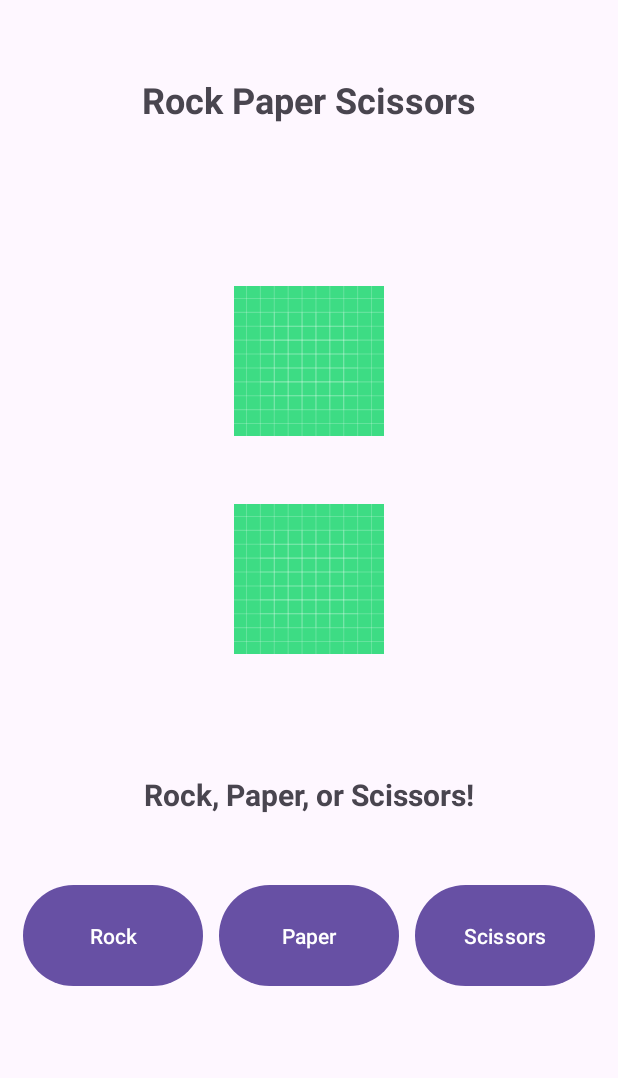
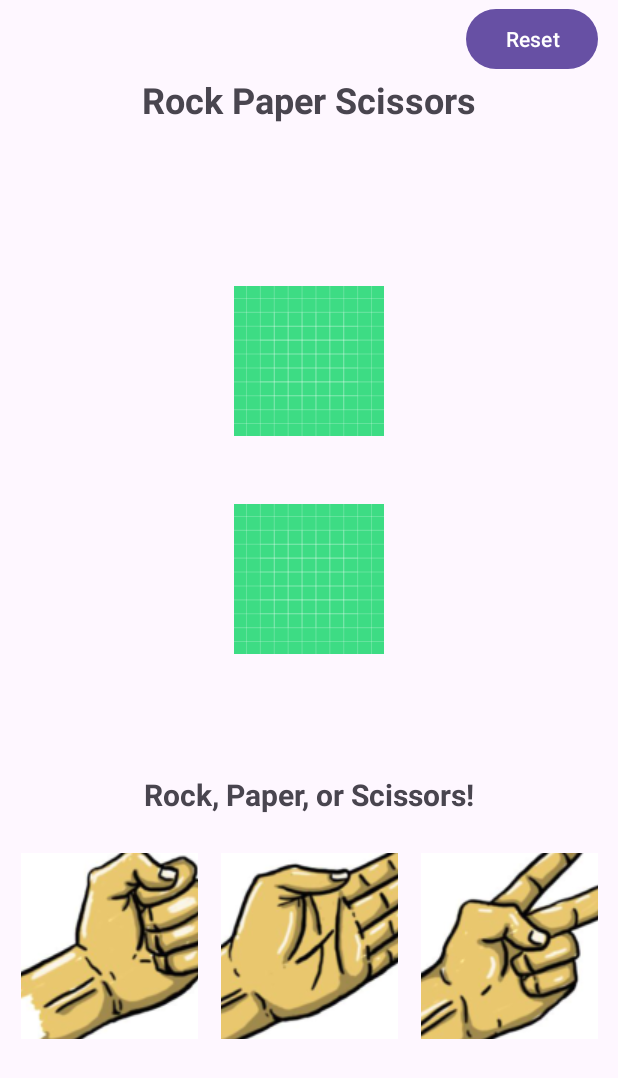
Before and after one commit to D-Barnes-CS/Rock-Paper-Scissors, an Android app: the screen it shows after launch (MainActivity), on a phone screen of 412 x 824 dp. Shown: the top 1078 px of the screen. Run offline under Robolectric (Android 15) with nearby library versions, the phone set to English and light mode, and no system bars; 2 statements that could not run were skipped.

Commit message:
reset button updated rock paper scissors button for images kept score hide reset button and disable rock paper scissors button

```diff
--- a/app/src/main/java/com/example/rock_paper_scissors/MainActivity.kt
+++ b/app/src/main/java/com/example/rock_paper_scissors/MainActivity.kt
@@ -1,7 +1,9 @@
 package com.example.rock_paper_scissors
 
 import android.os.Bundle
+import android.view.View
 import android.widget.Button
+import android.widget.ImageButton
 import android.widget.ImageView
 import android.widget.TextView
 import androidx.appcompat.app.AppCompatActivity
@@ -13,6 +15,15 @@ class MainActivity : AppCompatActivity() {
     private lateinit var computerChoice: ImageView
     private lateinit var results: TextView
 
+    private lateinit var imgBtnRock: Button
+    private lateinit var imgBtnPaper: Button
+    private lateinit var imgBtnScissors: Button
+    private lateinit var btnReset: Button
+
+    private var userScore: Int = 0
+    private var computerScore: Int = 0
+
+
     override fun onCreate(savedInstanceState: Bundle?) {
         super.onCreate(savedInstanceState)
         setContentView(R.layout.activity_main)
@@ -21,13 +32,16 @@ class MainActivity : AppCompatActivity() {
         computerChoice = findViewById(R.id.computerChoice)
         results = findViewById(R.id.results)
 
-        val btnRock = findViewById<Button>(R.id.btnRock)
-        val btnPaper = findViewById<Button>(R.id.btnPaper)
-        val btnScissors = findViewById<Button>(R.id.btnScissors)
+        val btnRock = findViewById<ImageButton>(R.id.imgBtnRock)
+        val btnPaper = findViewById<ImageButton>(R.id.imgBtnPaper)
+        val btnScissors = findViewById<ImageButton>(R.id.imgBtnScissors)
 
         btnRock.setOnClickListener { play("rock") }
         btnPaper.setOnClickListener { play("paper") }
         btnScissors.setOnClickListener { play("scissors") }
+        btnReset.setOnClickListener {reset()}
+
+        btnReset.visibility = View.GONE
     }
 
     private fun play(playerMove: String) {
@@ -41,6 +55,8 @@ class MainActivity : AppCompatActivity() {
 
         val result = winner(playerMove, computerMove)
         results.text = result
+
+        checkWinner()
     }
 
     private fun getImages(choice: String): Int {
@@ -58,10 +74,40 @@ class MainActivity : AppCompatActivity() {
         } else if ((playerMove == "rock" && computerMove == "scissors") ||
             (playerMove == "scissors" && computerMove == "paper") ||
             (playerMove == "paper" && computerMove == "rock")) {
+            userScore++
             "You Win!"
+
         } else {
+            computerScore++
             "You Lose!"
         }
+    }
+
+    private fun checkWinner() {
+        if (userScore == 10 || computerScore == 10) {
+            results.text = if (userScore == 10) {
+                "Great job, you beat the computer!"
+            } else {
+                "Sorry, the computer got the better of you."
+            }
+            imgBtnRock.isEnabled = false
+            imgBtnPaper.isEnabled = false
+            imgBtnScissors.isEnabled = false
+
+            btnReset.visibility = View.VISIBLE
+        }
+    }
+
+    private fun reset() {
+        userScore = 0
+        computerScore = 0
+
+        imgBtnRock.isEnabled = true
+        imgBtnPaper.isEnabled = true
+        imgBtnScissors.isEnabled = true
+
+        btnReset.visibility = View.GONE
+
     }
     /*reset button
     counter for wins for computer and player
--- a/app/src/main/res/layout/activity_main.xml
+++ b/app/src/main/res/layout/activity_main.xml
@@ -6,15 +6,6 @@
     android:layout_width="match_parent"
     android:layout_height="match_parent"
     android:gravity="center">
-
-    <!-- Title -->
-
-    <!-- Player and Computer Choices -->
-
-    <!-- Result Display -->
-
-    <!-- Buttons for Rock, Paper, Scissors -->
-
 
     <TextView
         android:id="@+id/rockpaperscissorsTitle"
@@ -60,42 +51,51 @@
         app:layout_constraintStart_toStartOf="parent"
         app:layout_constraintTop_toBottomOf="@+id/computerChoice" />
 
-    <Button
-        android:id="@+id/btnPaper"
-        android:layout_width="120dp"
-        android:layout_height="75dp"
-        android:layout_marginStart="5dp"
-        android:layout_marginTop="150dp"
-        android:layout_marginEnd="5dp"
-        android:text="@string/paper"
-        app:layout_constraintEnd_toStartOf="@+id/btnScissors"
-        app:layout_constraintStart_toEndOf="@+id/btnRock"
-        app:layout_constraintTop_toBottomOf="@+id/computerChoice" />
+
+    <ImageButton
+        android:id="@+id/imgBtnRock"
+        android:layout_width="118dp"
+        android:layout_height="124dp"
+        android:layout_marginStart="50dp"
+        android:layout_marginEnd="15dp"
+        app:layout_constraintBottom_toBottomOf="@+id/imgBtnPaper"
+        app:layout_constraintEnd_toStartOf="@+id/imgBtnPaper"
+        app:layout_constraintStart_toStartOf="parent"
+        app:layout_constraintTop_toTopOf="@+id/imgBtnPaper"
+        app:srcCompat="@drawable/rock" />
+
+    <ImageButton
+        android:id="@+id/imgBtnPaper"
+        android:layout_width="118dp"
+        android:layout_height="124dp"
+        android:layout_marginTop="25dp"
+        app:layout_constraintEnd_toStartOf="@+id/imgBtnScissors"
+        app:layout_constraintStart_toEndOf="@+id/imgBtnRock"
+        app:layout_constraintTop_toBottomOf="@+id/results"
+        app:srcCompat="@drawable/paper" />
+
+    <ImageButton
+        android:id="@+id/imgBtnScissors"
+        android:layout_width="118dp"
+        android:layout_height="124dp"
+        android:layout_marginStart="15dp"
+        android:layout_marginEnd="50dp"
+        app:layout_constraintBottom_toBottomOf="@+id/imgBtnPaper"
+        app:layout_constraintEnd_toEndOf="parent"
+        app:layout_constraintStart_toEndOf="@+id/imgBtnPaper"
+        app:layout_constraintTop_toTopOf="@+id/imgBtnPaper"
+        app:srcCompat="@drawable/scissors" />
 
     <Button
-        android:id="@+id/btnRock"
-        android:layout_width="120dp"
-        android:layout_height="75dp"
-        android:layout_marginStart="50dp"
-        android:layout_marginEnd="5dp"
-        android:text="@string/rock"
-        app:iconPadding="20dp"
-        app:layout_constraintBottom_toBottomOf="@+id/btnPaper"
-        app:layout_constraintEnd_toStartOf="@+id/btnPaper"
-        app:layout_constraintStart_toStartOf="parent"
-        app:layout_constraintTop_toTopOf="@+id/btnPaper" />
-
-    <Button
-        android:id="@+id/btnScissors"
-        android:layout_width="120dp"
-        android:layout_height="75dp"
-        android:layout_marginStart="5dp"
-        android:layout_marginEnd="50dp"
-        android:text="@string/scissors"
-        app:layout_constraintBottom_toBottomOf="@+id/btnPaper"
+        android:id="@+id/btnReset"
+        android:layout_width="wrap_content"
+        android:layout_height="wrap_content"
+        android:layout_marginStart="310dp"
+        android:layout_marginEnd="13dp"
+        android:text="Reset"
+        app:layout_constraintBottom_toTopOf="@+id/rockpaperscissorsTitle"
         app:layout_constraintEnd_toEndOf="parent"
-        app:layout_constraintStart_toEndOf="@+id/btnPaper"
-        app:layout_constraintTop_toTopOf="@+id/btnPaper" />
+        app:layout_constraintStart_toStartOf="parent" />
 
 
 </androidx.constraintlayout.widget.ConstraintLayout>
```
